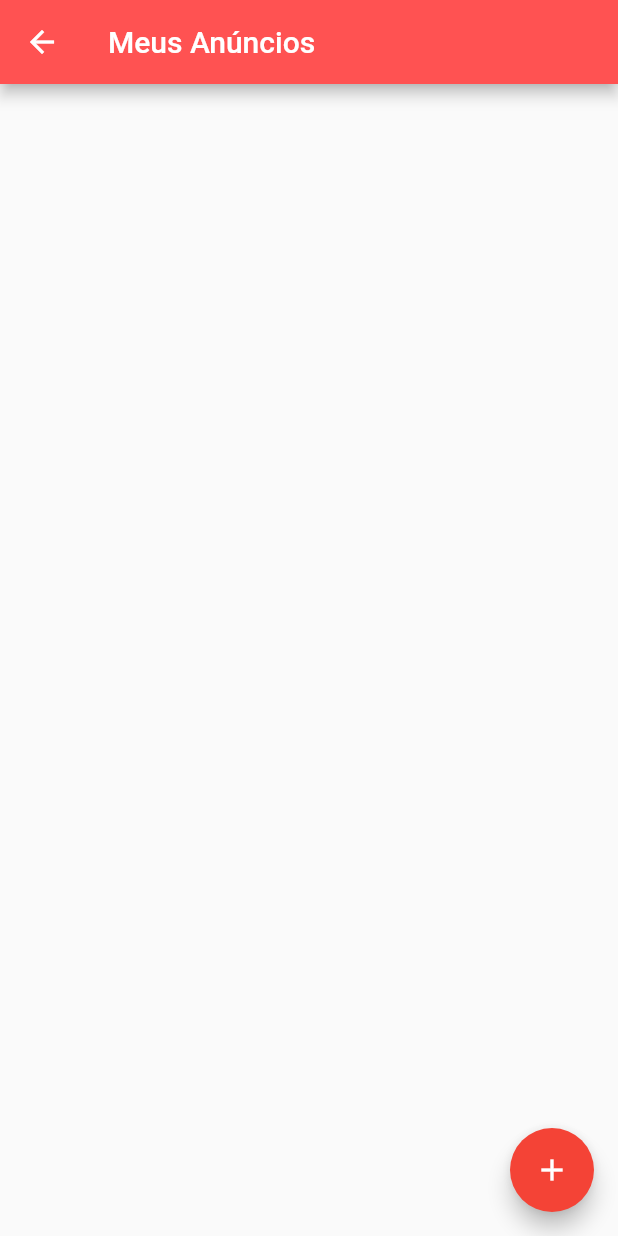
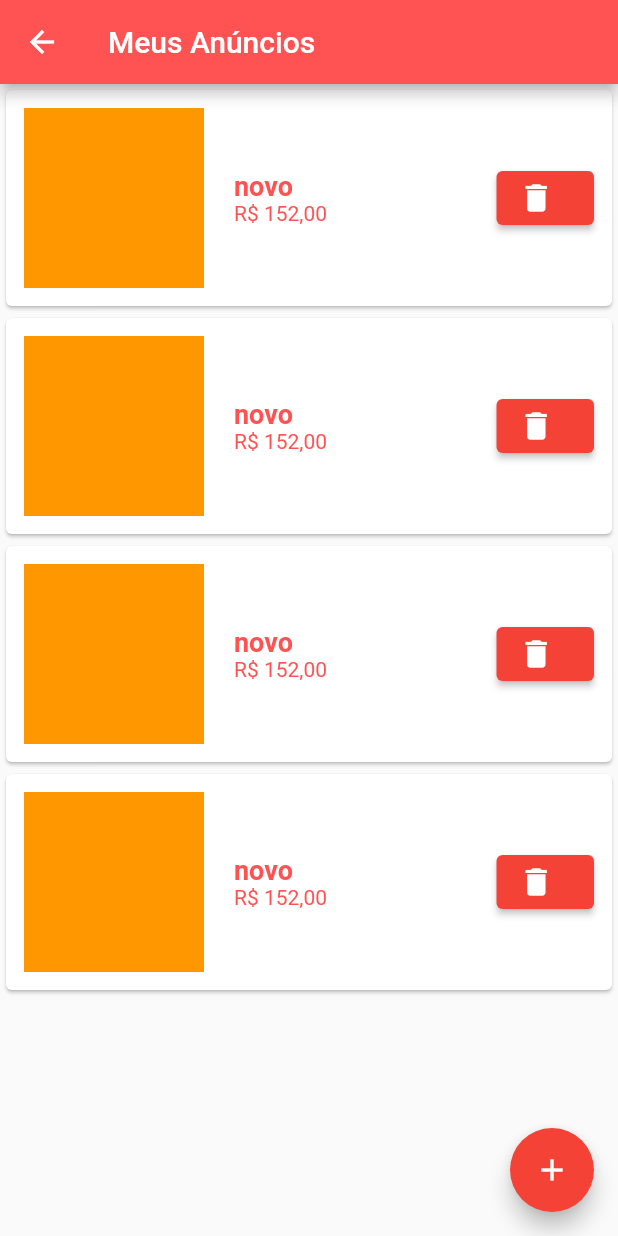
Before and after one commit to Acadi123/pet, a Flutter app: the MeusAnuncios screen opened by its route, on a phone screen of 412 x 824 dp. Run offline on Flutter 3.47's test engine with Material 2 defaults, Android fonts, the phone set to English and light mode, and no system bars; our stand-ins replace brasil_fields, cloud_firestore, firebase_auth, firebase_core, firebase_storage, image_picker; missing offline and left inert: validadores; accounts and stored records are empty.

Commit message:
atualização tela Meus Anúncios
foi atualizada a tela meus anuncios

```diff
--- a/pet_happiness_v1/lib/views/MeusAnuncios.dart
+++ b/pet_happiness_v1/lib/views/MeusAnuncios.dart
@@ -1,4 +1,5 @@
 import 'package:flutter/material.dart';
+import 'package:pet_happiness_v1/views/widgets/ItemAnuncio.dart';
 
 
 class MeusAnuncios extends StatefulWidget {
@@ -23,7 +24,12 @@ class _MeusAnunciosState extends State<MeusAnuncios> {
           Navigator.pushNamed(context, "/novo-anuncio");
         },
       ),
-      body: Container(),
+      body: ListView.builder(
+          itemCount: 4,
+          itemBuilder: (_, indice){
+            return ItemAnuncio();
+          }
+      ),
     );
   }
 }
--- a/pet_happiness_v1/lib/views/NovoAnuncio.dart
+++ b/pet_happiness_v1/lib/views/NovoAnuncio.dart
@@ -104,7 +104,7 @@ class _NovoAnuncioState extends State<NovoAnuncio> {
 
         Navigator.pop(_dialogContext);
 
-        Navigator.pushReplacementNamed(context, "/meus-anuncios");
+        Navigator.pop(context);
     });
 
 
--- /dev/null
+++ b/pet_happiness_v1/lib/views/widgets/ItemAnuncio.dart
@@ -0,0 +1,63 @@
+import 'package:flutter/material.dart';
+import 'package:pet_happiness_v1/views/widgets/BotaoCustomizado.dart';
+
+class ItemAnuncio extends StatelessWidget {
+  const ItemAnuncio({Key? key}) : super(key: key);
+
+  @override
+  Widget build(BuildContext context) {
+    return GestureDetector(
+      onTap: (){},
+      child: Card(
+        child: Padding(
+          padding: EdgeInsets.all(12),
+          child: Row(
+            children: <Widget>[
+
+              //Imagem
+              SizedBox(
+                width: 120,
+                height: 120,
+                child: Container(color: Colors.orange,),
+              ),
+              //Titulo e animal
+              Expanded(
+                flex: 3,
+                child: Padding(
+                  padding: EdgeInsets.symmetric(horizontal: 20, vertical: 8),
+                  child: Column(
+                    crossAxisAlignment: CrossAxisAlignment.start,
+                    children: <Widget>[
+                    Text(
+                        "novo",
+                      style: TextStyle(
+                        fontSize: 18,
+                        fontWeight: FontWeight.bold
+                      ),
+                    ),
+                    Text("R\$ 152,00"),
+                  ],),
+                ),
+              ),
+              //botao remover
+              Expanded(
+                flex: 1,
+                child: Padding(
+                  padding: EdgeInsets.all(0),
+                  child: ElevatedButton.icon(
+                    label: Text(""),
+                    onPressed: (){},
+                    icon: const Icon(Icons.delete, color: Colors.white,),
+                  ),
+
+                )
+
+
+              ),
+            ],
+          ),
+        ),
+      ),
+    );
+  }
+}
```
